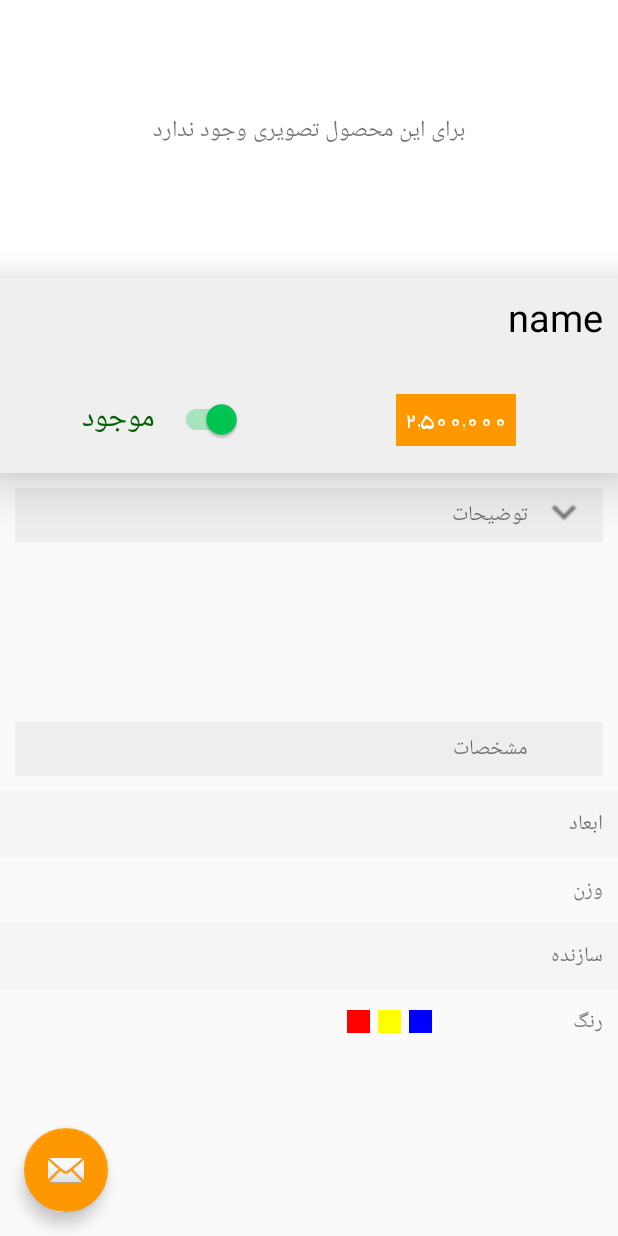
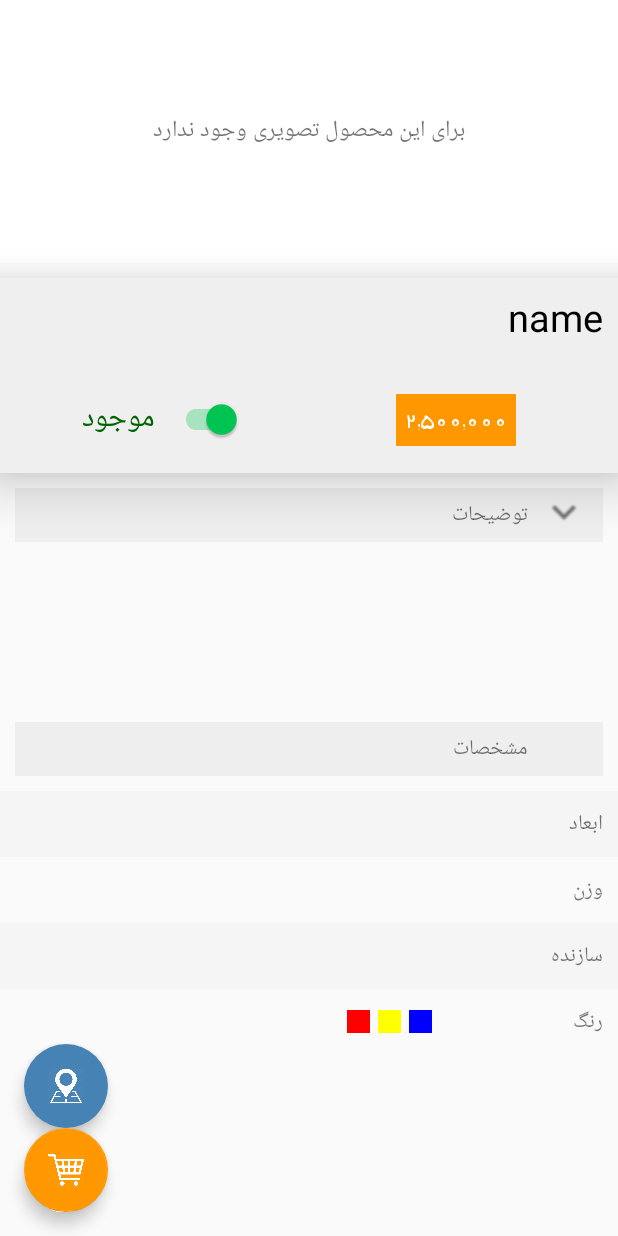
Before and after one commit to ParsIOT/Pokdis, an Android app: the ItemContent screen opened directly, with no data from a screen before it, on a phone screen of 412 x 824 dp. Run offline under Robolectric (Android 15) with nearby library versions, the phone set to English and light mode, and no system bars; libraries missing offline, so code that uses them is left out: com.github.aakira.expandablelayout; plain views replace ExpandableRelativeLayout; 2 statements that could not run were skipped.

Commit message:
fabicons are added

```diff
--- a/app/src/main/java/ir/parsiot/pokdis/Views/ItemAdapter.java
+++ b/app/src/main/java/ir/parsiot/pokdis/Views/ItemAdapter.java
@@ -75,8 +75,8 @@ public class ItemAdapter extends ArrayAdapter {
             name =convertView.findViewById(R.id.nameOfItem);
             description =convertView.findViewById(R.id.descriptionOfItem);
             price =convertView.findViewById(R.id.priceOfItem);
-            goToMapBtn =convertView.findViewById(R.id.goToMapBtn);
-            add_to_cart =convertView.findViewById(R.id.add_to_cart);
+            goToMapBtn =convertView.findViewById(R.id.show_map_btn);
+            add_to_cart =convertView.findViewById(R.id.add_to_card_btn);
 
             if(showAddToCart){
                 add_to_cart.setVisibility(View.VISIBLE);
--- a/app/src/main/java/ir/parsiot/pokdis/Views/ItemContent.java
+++ b/app/src/main/java/ir/parsiot/pokdis/Views/ItemContent.java
@@ -1,11 +1,16 @@
 package ir.parsiot.pokdis.Views;
 
+import android.content.Context;
+import android.content.Intent;
 import android.graphics.Typeface;
 import android.graphics.drawable.Drawable;
+import android.os.Build;
 import android.os.Bundle;
 import android.support.design.widget.FloatingActionButton;
 import android.support.design.widget.Snackbar;
 import android.support.v7.app.AppCompatActivity;
+import android.util.Log;
+import android.view.Gravity;
 import android.view.View;
 import android.view.animation.AlphaAnimation;
 import android.view.animation.Animation;
@@ -36,13 +41,14 @@ public class ItemContent extends AppCompatActivity {
     ItemOfList item;
     boolean isCollapsed;
 
+    Context context;
 
     @Override
     protected void onCreate(Bundle savedInstanceState) {
         super.onCreate(savedInstanceState);
         setContentView(R.layout.activity_item_content);
 
-
+        context = getApplicationContext();
         name = findViewById(R.id.item_name);
         itemImage = findViewById(R.id.item_image);
         price = findViewById(R.id.item_price);
@@ -58,7 +64,7 @@ public class ItemContent extends AppCompatActivity {
 
         String itemId = getIntent().getStringExtra("itemId");
         Items items = new Items();
-        ItemOfList item = items.get_item(itemId);
+        item = items.get_item(itemId);
         if (item != null){
 
             String nameTxt = item.getName();
@@ -111,12 +117,36 @@ public class ItemContent extends AppCompatActivity {
         btnDescExpand.startAnimation(animation); //to start animation
 
 
-        FloatingActionButton fab = findViewById(R.id.fab);
-        fab.setOnClickListener(new View.OnClickListener() {
+
+        FloatingActionButton showMapFab = findViewById(R.id.show_map_fab);
+        showMapFab.setOnClickListener(new View.OnClickListener() {
             @Override
             public void onClick(View view) {
-                Snackbar.make(view, "Replace with your own action", Snackbar.LENGTH_LONG)
-                        .setAction("Action", null).show();
+
+                Intent intent = new Intent(context,MainActivity.class);
+                intent.putExtra("locationMarker",item.getLocation());
+                intent.putExtra("itemName",item.getName());
+                intent.putExtra("itemID",item.getId());
+//                Log.e("tag",item.getId());
+                //intent.putExtras(bundle);
+                context.startActivity(intent);
+            }
+        });
+
+        FloatingActionButton addToCartFab = findViewById(R.id.add_to_card_fab);
+        addToCartFab.setOnClickListener(new View.OnClickListener() {
+            @Override
+            public void onClick(View view) {
+
+                Snackbar mSnackbar = Snackbar.make(view, "این محصول به لیست خرید اضافه شد.", Snackbar.LENGTH_LONG)
+                        .setAction("Action", null);
+                View mView = mSnackbar.getView();
+                TextView mTextView = (TextView) mView.findViewById(android.support.design.R.id.snackbar_text);
+                if (Build.VERSION.SDK_INT >= Build.VERSION_CODES.JELLY_BEAN_MR1)
+                    mTextView.setTextAlignment(View.TEXT_ALIGNMENT_CENTER);
+                else
+                    mTextView.setGravity(Gravity.CENTER_HORIZONTAL);
+                mSnackbar.show();
             }
         });
     }
--- a/app/src/main/res/layout/activity_item_content.xml
+++ b/app/src/main/res/layout/activity_item_content.xml
@@ -16,12 +16,26 @@
 
     <include layout="@layout/content_item_content" />
 
+
     <android.support.design.widget.FloatingActionButton
-        android:id="@+id/fab"
+        android:id="@+id/add_to_card_fab"
         android:layout_width="wrap_content"
         android:layout_height="wrap_content"
         android:layout_gravity="bottom|start"
         android:layout_margin="@dimen/fab_margin"
-        app:srcCompat="@android:drawable/ic_dialog_email" />
+        android:tint="@android:color/white"
+        app:srcCompat="@drawable/buy" />
+    <android.support.design.widget.FloatingActionButton
+        android:id="@+id/show_map_fab"
+        android:layout_width="wrap_content"
+        android:layout_height="wrap_content"
+        android:layout_gravity="top|end"
+        app:srcCompat="@drawable/map"
+        app:layout_anchor="@id/add_to_card_fab"
+        android:backgroundTint="@color/SteelBlue"
+        android:background="@color/SteelBlue"
+        android:tint="@color/white"
+        app:borderWidth="0dp"
+        app:layout_anchorGravity="top" />
 
 </android.support.design.widget.CoordinatorLayout>
--- a/app/src/main/res/layout/item_of_listview.xml
+++ b/app/src/main/res/layout/item_of_listview.xml
@@ -78,7 +78,7 @@
                                 android:orientation="vertical"
                                 android:layout_weight="2">
                                 <ImageView
-                                    android:id="@+id/goToMapBtn"
+                                    android:id="@+id/show_map_btn"
                                     android:layout_width="wrap_content"
                                     android:layout_height="wrap_content"
                                     android:layout_weight="1"
@@ -86,7 +86,7 @@
                                     app:srcCompat="@drawable/map" />
 
                                 <ImageView
-                                    android:id="@+id/add_to_cart"
+                                    android:id="@+id/add_to_card_btn"
                                     android:layout_width="match_parent"
                                     android:layout_height="wrap_content"
                                     android:layout_weight="1"
```
Also changed, not shown: app/src/main/java/ir/parsiot/pokdis/Views/RvItemAdapter.java (+26 -18 lines).
